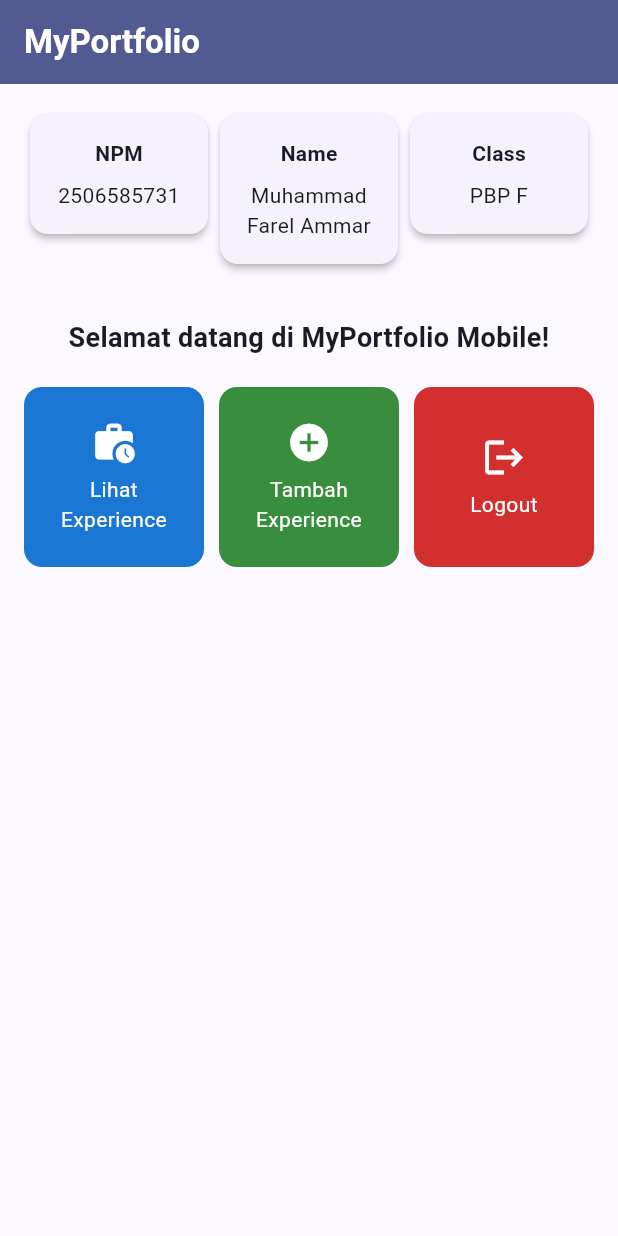
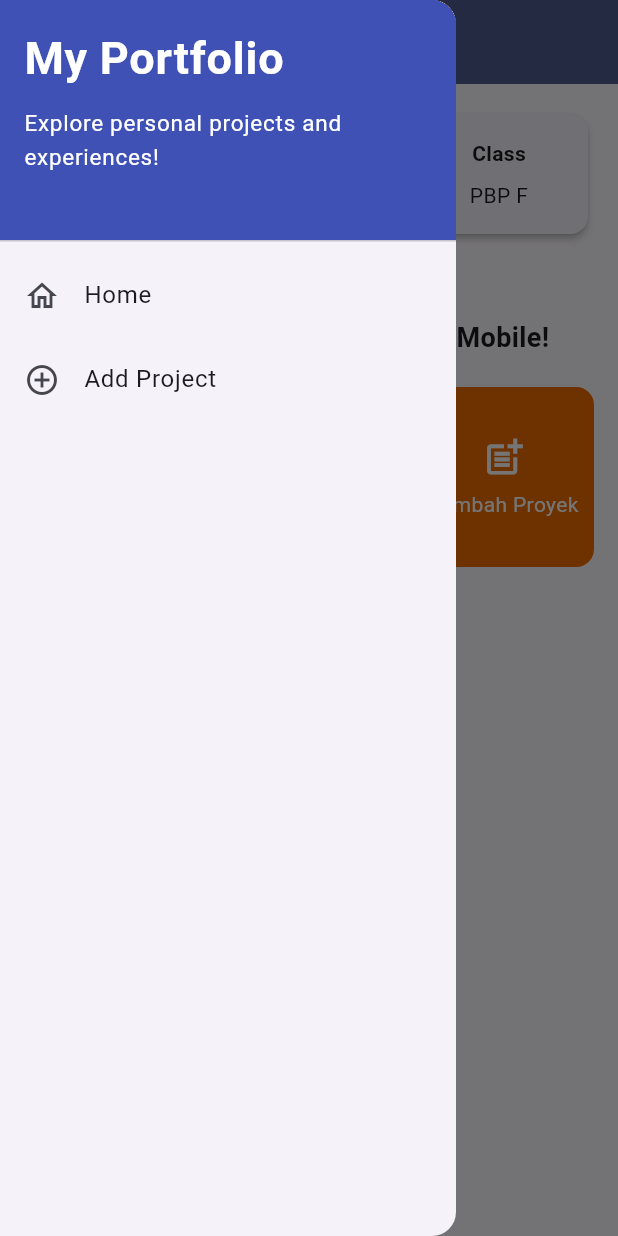
Before and after one commit to marlioboro/myportofolio_mobile, a Flutter app: the screen it shows after launch, with the side drawer open (before the commit the screen has no drawer), on a phone screen of 412 x 824 dp. Run offline on Flutter 3.47's test engine with Material 3 defaults, Android fonts, the phone set to English and light mode, and no system bars.

Commit message:
feat: add drawer navigation and project form
Add LeftDrawer with Home and Add Project routes, a validated ProjectFormPage that shows the submitted data in an AlertDialog, and a Tambah Proyek card that pushes the form.

```diff
--- a/lib/menu.dart
+++ b/lib/menu.dart
@@ -1,4 +1,6 @@
 import 'package:flutter/material.dart';
+import 'package:myportofolio_mobile/project_form.dart';
+import 'package:myportofolio_mobile/widgets/left_drawer.dart';
 
 class MyHomePage extends StatelessWidget {
   MyHomePage({super.key});
@@ -13,6 +15,7 @@ class MyHomePage extends StatelessWidget {
   final List<ItemHomepage> items = [
     ItemHomepage("Lihat Experience", Icons.work_history, Colors.blue.shade700),
     ItemHomepage("Tambah Experience", Icons.add_circle, Colors.green.shade700),
+    ItemHomepage("Tambah Proyek", Icons.post_add, Colors.orange.shade800),
     ItemHomepage("Logout", Icons.logout, Colors.red.shade700),
   ];
 
@@ -30,7 +33,10 @@ class MyHomePage extends StatelessWidget {
           ),
         ),
         backgroundColor: Theme.of(context).colorScheme.primary,
+        iconTheme: const IconThemeData(color: Colors.white),
       ),
+      // Drawer berisi navigasi ke halaman utama dan form tambah proyek.
+      drawer: const LeftDrawer(),
       // Body dibatasi lebarnya dan bisa di-scroll, supaya tetap rapi di layar
       // HP maupun di jendela Chrome yang lebar (tidak muncul BOTTOM OVERFLOWED).
       body: Center(
@@ -148,6 +154,15 @@ class ItemCard extends StatelessWidget {
             ..showSnackBar(
               SnackBar(content: Text("Kamu telah menekan tombol ${item.name}!")),
             );
+
+          // Navigate ke halaman yang sesuai. push() menaruh form di atas menu,
+          // jadi tombol Back membawa pengguna kembali ke menu.
+          if (item.name == "Tambah Proyek") {
+            Navigator.push(
+              context,
+              MaterialPageRoute(builder: (context) => const ProjectFormPage()),
+            );
+          }
         },
         child: Container(
           padding: const EdgeInsets.all(8),
--- /dev/null
+++ b/lib/widgets/left_drawer.dart
@@ -0,0 +1,70 @@
+import 'package:flutter/material.dart';
+import 'package:myportofolio_mobile/menu.dart';
+import 'package:myportofolio_mobile/project_form.dart';
+
+/// Drawer menu untuk berpindah antara halaman utama dan form tambah proyek.
+class LeftDrawer extends StatelessWidget {
+  const LeftDrawer({super.key});
+
+  @override
+  Widget build(BuildContext context) {
+    return Drawer(
+      child: ListView(
+        children: [
+          const DrawerHeader(
+            decoration: BoxDecoration(
+              color: Colors.indigo,
+            ),
+            child: Column(
+              crossAxisAlignment: CrossAxisAlignment.start,
+              children: [
+                Text(
+                  'My Portfolio',
+                  style: TextStyle(
+                    fontSize: 30,
+                    fontWeight: FontWeight.bold,
+                    color: Colors.white,
+                  ),
+                ),
+                SizedBox(height: 10),
+                Text(
+                  'Explore personal projects and experiences!',
+                  style: TextStyle(
+                    fontSize: 15,
+                    color: Colors.white,
+                  ),
+                ),
+              ],
+            ),
+          ),
+          ListTile(
+            leading: const Icon(Icons.home_outlined),
+            title: const Text('Home'),
+            // Navigasi ke halaman utama portofolio
+            onTap: () {
+              Navigator.pushReplacement(
+                context,
+                MaterialPageRoute(
+                  builder: (context) => MyHomePage(),
+                ),
+              );
+            },
+          ),
+          ListTile(
+            leading: const Icon(Icons.add_circle_outline),
+            title: const Text('Add Project'),
+            // Navigasi ke halaman tambah proyek
+            onTap: () {
+              Navigator.pushReplacement(
+                context,
+                MaterialPageRoute(
+                  builder: (context) => const ProjectFormPage(),
+                ),
+              );
+            },
+          ),
+        ],
+      ),
+    );
+  }
+}
```
Also changed, not shown: lib/project_form.dart (added, +219 -0 lines).
